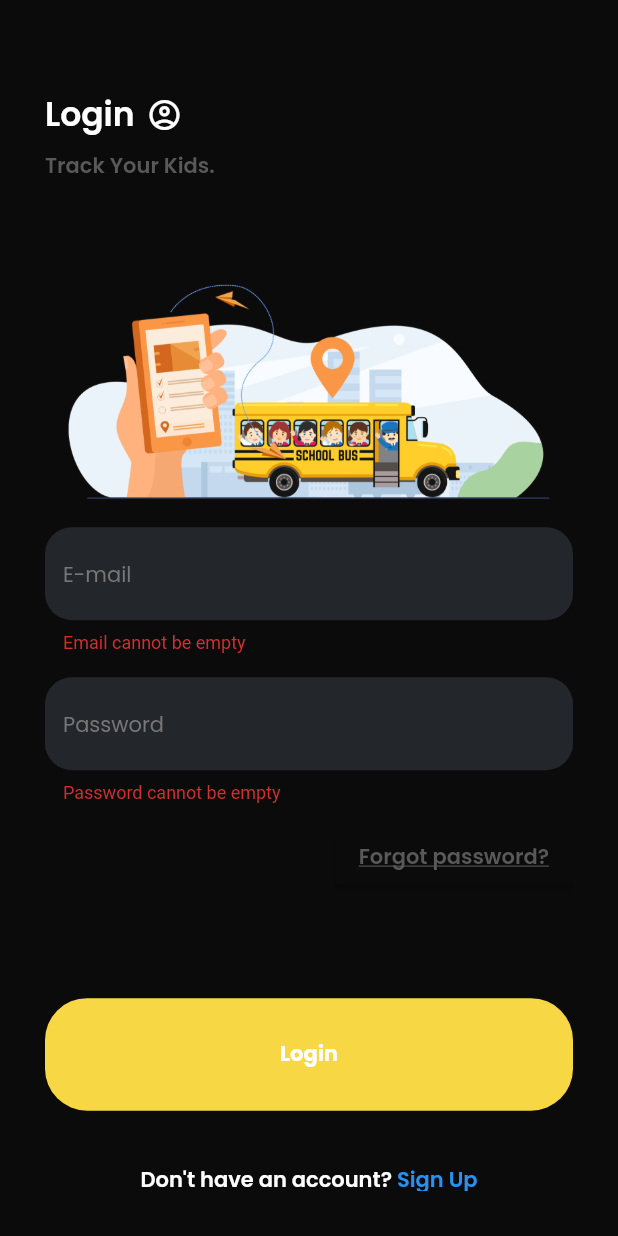
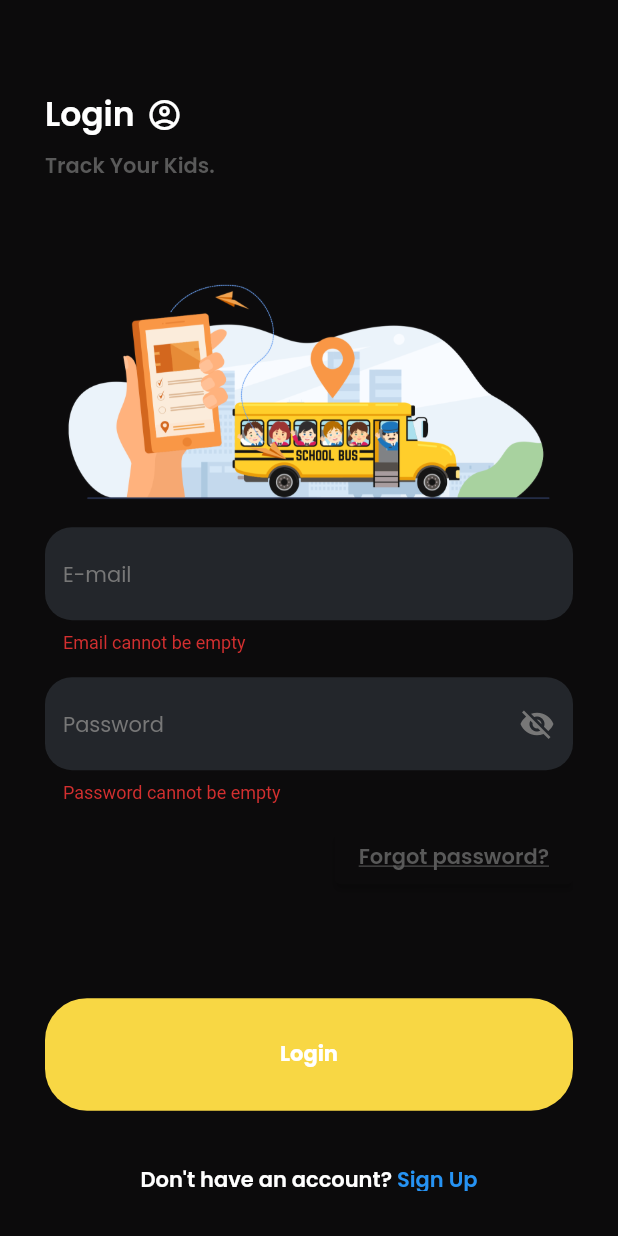
Before and after one commit to Smalick0478/Wheelie, a Flutter app: the LoginPage screen opened directly, after a tap on "Login", on a phone screen of 412 x 824 dp. Run offline on Flutter 3.47's test engine with Material 2 defaults, Android fonts, the phone set to English and light mode, and no system bars; our stand-ins replace cloud_firestore, firebase_auth, firebase_core, firebase_database, firebase_storage, google_fonts and 2 more; accounts and stored records are empty.

```diff
--- a/lib/pages/login_page.dart
+++ b/lib/pages/login_page.dart
@@ -25,10 +25,17 @@ class LoginPage extends StatefulWidget {
 
 class _LoginPageState extends State<LoginPage> {
   final _formKey = GlobalKey<FormState>();
-
+  bool _isPasswordVisible = false;
   TextEditingController _emailController = TextEditingController();
   TextEditingController _passwordController = TextEditingController();
   final _auth = FirebaseAuth.instance;
+
+  @override
+  void dispose() {
+    _emailController.dispose();
+    _passwordController.dispose();
+    super.dispose();
+  }
 
   @override
   Widget build(BuildContext context) {
@@ -125,15 +132,15 @@ class _LoginPageState extends State<LoginPage> {
                             return "Password cannot be empty";
                           }
                           if (!regex.hasMatch(value)) {
-                            return ("please enter valid password min. 6 character");
-                          } else {
-                            return null;
+                            return "Please enter a valid password with at least 6 characters";
                           }
+                          return null;
                         },
                         onSaved: (value) {
                           _passwordController.text = value!;
                         },
-                        obscureText: true,
+                        obscureText:
+                            !_isPasswordVisible, // Toggle the visibility of password based on _isPasswordVisible
                         style: GoogleFonts.poppins(
                           color: ThemeColors.whiteTextColor,
                         ),
@@ -151,6 +158,19 @@ class _LoginPageState extends State<LoginPage> {
                           border: OutlineInputBorder(
                             borderSide: BorderSide.none,
                             borderRadius: BorderRadius.all(Radius.circular(18)),
+                          ),
+                          suffixIcon: GestureDetector(
+                            onTap: () {
+                              setState(() {
+                                _isPasswordVisible = !_isPasswordVisible;
+                              });
+                            },
+                            child: Icon(
+                              _isPasswordVisible
+                                  ? Icons.visibility
+                                  : Icons.visibility_off,
+                              color: ThemeColors.textFieldHintColor,
+                            ),
                           ),
                         ),
                       ),
```
